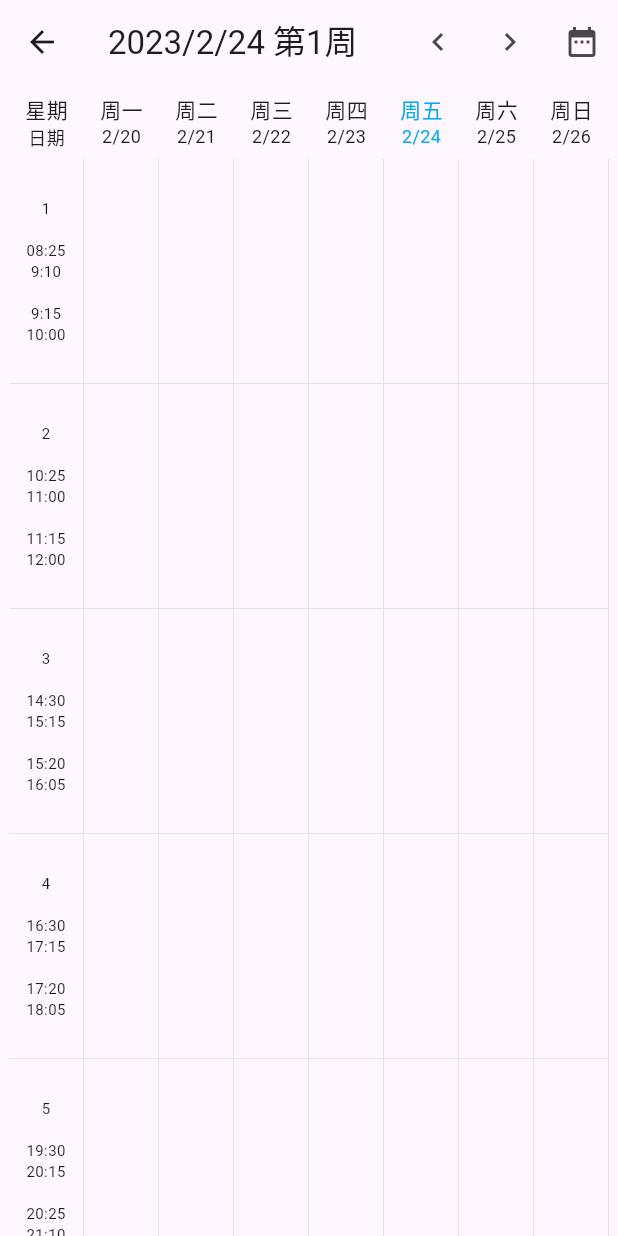
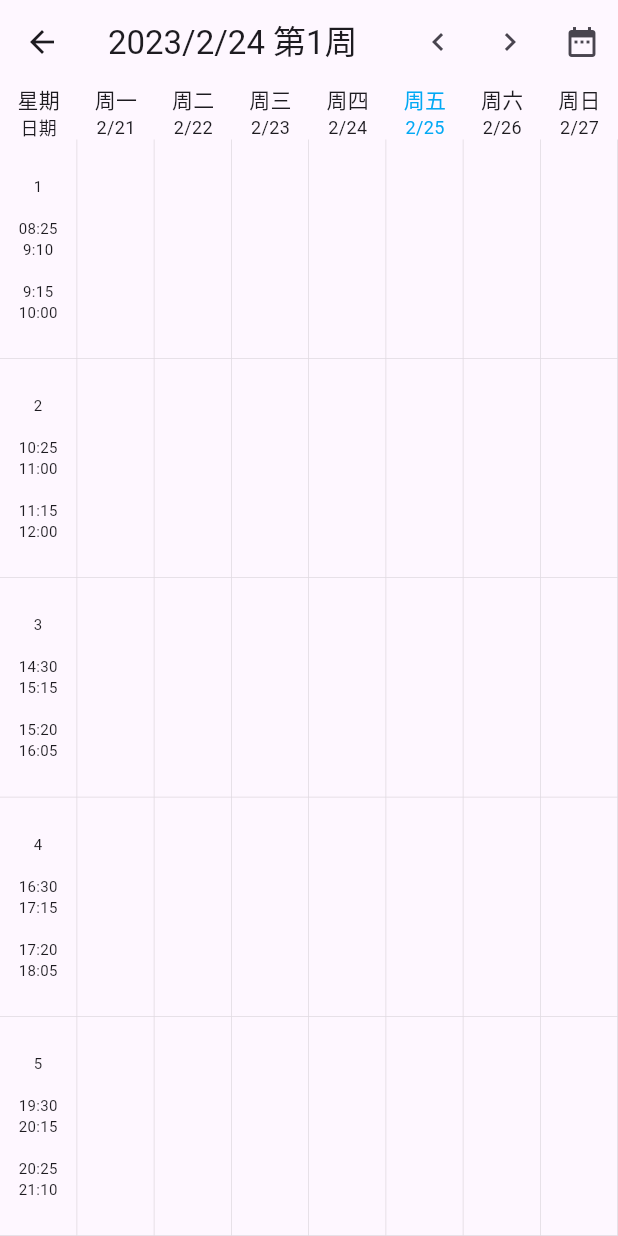
Before and after one commit to wilinz/guet_toolbox, a Flutter app: the _SchedulePage screen opened directly, on a phone screen of 412 x 824 dp. Run offline on Flutter 3.47's test engine with Material 2 defaults, Android fonts, the phone set to English and light mode, and no system bars; our stand-ins replace auto_size_text, cookie_jar, dio, dio_cookie_manager, drift, freezed_annotation and 6 more; missing offline and left inert: common_utils, dart:ffi, encrypt, lpinyin, sqlcipher_flutter_libs, sqlite3 and 1 more; accounts and stored records are empty; generated files the repository leaves out were written again; network calls fail; statements that could not run were skipped.

Commit message:
更新课表页面

```diff
--- a/lib/main.dart
+++ b/lib/main.dart
@@ -18,7 +18,7 @@ Future<void> main() async {
     // 必须加上这一行。
     await windowManager.ensureInitialized();
     WindowOptions windowOptions = WindowOptions(
-      size: Size(480, 920)
+      size: Size(450, 920)
     );
 
     windowManager.waitUntilReadyToShow(windowOptions, () async {
--- a/lib/ui/page/main/schedule/schedule.dart
+++ b/lib/ui/page/main/schedule/schedule.dart
@@ -1,5 +1,6 @@
 import 'package:flutter/material.dart';
 import 'package:guettoolbox/util/list.dart';
+import 'package:logger/logger.dart';
 import 'package:provider/provider.dart';
 
 import 'schedule_viewmodel.dart';
@@ -28,11 +29,9 @@ class _SchedulePageState extends State<_SchedulePage>
     with AutomaticKeepAliveClientMixin {
   var weekdayList = ['周一', '周二', '周三', '周四', '周五', '周六', '周日'];
 
-
   @override
   void initState() {
     super.initState();
-
 
     var vm = Provider.of<ScheduleViewModel>(context, listen: false);
     vm.getWeekday(DateTime.now());
@@ -70,12 +69,11 @@ class _SchedulePageState extends State<_SchedulePage>
         ),
         body: Center(
           child: ConstrainedBox(
-            constraints: BoxConstraints(maxWidth: 400),
+            constraints: BoxConstraints(),
             child: Column(
               children: [
                 buildWeekGridView(viewModel),
                 Expanded(
-                  child: SingleChildScrollView(
                   child: Row(
                     children: [
                       Expanded(
@@ -87,7 +85,6 @@ class _SchedulePageState extends State<_SchedulePage>
                         child: buildContentGridView(viewModel),
                       )
                     ],
-                    ),
                   ),
                 ),
               ],
@@ -128,14 +125,75 @@ class _SchedulePageState extends State<_SchedulePage>
         icon: Icon(Icons.date_range));
   }
 
-  GridView buildContentGridView(ScheduleViewModel viewModel) {
-    return GridView.builder(
-        shrinkWrap: true,
-        physics: NeverScrollableScrollPhysics(),
-        itemCount: 35,
-        gridDelegate: SliverGridDelegateWithFixedCrossAxisCount(
-            crossAxisCount: 7, childAspectRatio: 1 / 3),
-        itemBuilder: (BuildContext context, int index) {
+  Widget buildWeekItem(ScheduleViewModel vm, int index) {
+    return Container(
+      color: index == vm.currentWeekdayIndex ? Color(0xf7f7f7) : null,
+      child: Center(
+        child: index == 0
+            ? Column(
+                mainAxisAlignment: MainAxisAlignment.center,
+                children: [
+                  Text("星期", style: TextStyle(fontSize: 14)),
+                  // SpaceWidget(height: 5),
+                  Text("日期", style: TextStyle(fontSize: 12)),
+                ],
+              )
+            : Column(
+                mainAxisAlignment: MainAxisAlignment.center,
+                children: [
+                  Text(weekdayList[index - 1],
+                      style: TextStyle(
+                          fontSize: 14,
+                          color:
+                              index == vm.weekday ? Colors.lightBlue : null)),
+                  // SpaceWidget(height: 5),
+                  Text(vm.dateList[index - 1],
+                      style: TextStyle(
+                          fontSize: 12,
+                          color:
+                              index == vm.weekday ? Colors.lightBlue : null)),
+                ],
+              ),
+      ),
+    );
+  }
+
+  bor() {
+    return LayoutBuilder(
+      builder: (context, constraints) {
+        final parentWidth = constraints.maxWidth;
+        final parentHeight = constraints.maxHeight;
+        final aspectRatio = parentWidth / parentHeight;
+
+        return GridView.count(
+          crossAxisCount: 2,
+          childAspectRatio: aspectRatio,
+          children: [
+            // your grid items here
+          ],
+        );
+      },
+    );
+  }
+
+  Widget buildContentGridView(ScheduleViewModel viewModel) {
+    return Column(
+      children: [
+        for (var i = 0; i < 5; i++)
+          Expanded(
+            flex: 1,
+            child: Row(
+              children: [
+                for (var j = 0; j < 7; j++)
+                  Expanded(flex: 1, child: buildTableItem(viewModel, 7 * i + j))
+              ],
+            ),
+          )
+      ],
+    );
+  }
+
+  Widget buildTableItem(ScheduleViewModel viewModel, int index) {
     return Container(
       child: Stack(
         children: [
@@ -150,10 +208,8 @@ class _SchedulePageState extends State<_SchedulePage>
                     decoration: BoxDecoration(
                       // border: Border.all(color: Colors.black12, width: 0.5),
                       border: Border(
-                              bottom:
-                                  BorderSide(color: Colors.black12, width: 0.5),
-                              right:
-                                  BorderSide(color: Colors.black12, width: 0.5),
+                        bottom: BorderSide(color: Colors.black12, width: 0.5),
+                        right: BorderSide(color: Colors.black12, width: 0.5),
                       ),
                     )),
               ),
@@ -175,16 +231,10 @@ class _SchedulePageState extends State<_SchedulePage>
               child: Center(
                 child: Text(
                   // infoList[index % 2],
-                        course.classroom +
-                            "#" +
-                            course.name +
-                            "@" +
-                            course.teacher,
+                  course.classroom + "#" + course.name + "@" + course.teacher,
                   textAlign: TextAlign.center,
                   style: TextStyle(
-                            color: Colors.white,
-                            fontSize: 11,
-                            letterSpacing: 1),
+                      color: Colors.white, fontSize: 11, letterSpacing: 1),
                 ),
               ),
             );
@@ -192,24 +242,23 @@ class _SchedulePageState extends State<_SchedulePage>
         ],
       ),
     );
-        });
   }
 
-  GridView buildSectionGridView() {
-    return GridView.builder(
-        shrinkWrap: true,
-        // physics:ClampingScrollPhysics(),
-        itemCount: 5,
-        gridDelegate: SliverGridDelegateWithFixedCrossAxisCount(
-            crossAxisCount: 1, childAspectRatio: 1 / 3),
-        itemBuilder: (BuildContext context, int index) {
-          return Container(
+  Widget buildSectionGridView() {
+    return Column(
+      children: [
+        for (var index = 0; index < 5; index++)
+          Expanded(
+            flex: 1,
+            child: Container(
                 // width: 25,
                 // height:s 80,
                 child: Center(
                   child: Text(
                     textAlign: TextAlign.center,
-                  (index + 1).toString() + "\n\n" + getTimeBySection(index + 1),
+                    (index + 1).toString() +
+                        "\n\n" +
+                        getTimeBySection(index + 1),
                     style: TextStyle(fontSize: 10),
                   ),
                 ),
@@ -220,51 +269,19 @@ class _SchedulePageState extends State<_SchedulePage>
                     bottom: BorderSide(color: Colors.black12, width: 0.5),
                     right: BorderSide(color: Colors.black12, width: 0.5),
                   ),
-              ));
-        });
+                )),
+          )
+      ],
+    );
   }
 
-  GridView buildWeekGridView(ScheduleViewModel vm) {
-    return GridView.builder(
-        shrinkWrap: true,
-        physics: NeverScrollableScrollPhysics(),
-        itemCount: 8,
-        gridDelegate: SliverGridDelegateWithFixedCrossAxisCount(
-            crossAxisCount: 8, childAspectRatio: 1 / 1),
-        itemBuilder: (BuildContext context, int index) {
-          return Container(
-            color: index == vm.currentWeekdayIndex ? Color(0xf7f7f7) : null,
-            child: Center(
-              child: index == 0
-                  ? Column(
-                      mainAxisAlignment: MainAxisAlignment.center,
+  Widget buildWeekGridView(ScheduleViewModel vm) {
+    return Row(
       children: [
-                        Text("星期", style: TextStyle(fontSize: 14)),
-                        // SpaceWidget(height: 5),
-                        Text("日期", style: TextStyle(fontSize: 12)),
+        for (var index = 0; index < 8; index++)
+          Expanded(flex: 1, child: buildWeekItem(vm, index))
       ],
-                    )
-                  : Column(
-                      mainAxisAlignment: MainAxisAlignment.center,
-                      children: [
-                        Text(weekdayList[index - 1],
-                            style: TextStyle(
-                                fontSize: 14,
-                                color: index == vm.weekday
-                                    ? Colors.lightBlue
-                                    : null)),
-                        // SpaceWidget(height: 5),
-                        Text(vm.dateList[index - 1],
-                            style: TextStyle(
-                                fontSize: 12,
-                                color: index == vm.weekday
-                                    ? Colors.lightBlue
-                                    : null)),
-                      ],
-                    ),
-            ),
     );
-        });
   }
 
   String getTimeBySection(int section) {
@@ -276,27 +293,6 @@ class _SchedulePageState extends State<_SchedulePage>
     return "";
   }
 
-  double getChildAspectRatio(BuildContext context) {
-    // double cellWidth = ((MediaQuery.of(context).size.width - 1*8) / 7);
-    // double desiredCellHeight = 200;
-    var h = (MediaQuery.of(context).size.height) / 5;
-    var w = (MediaQuery.of(context).size.width) / 7;
-    return w / h;
-  }
-
-  List<DropdownMenuItem<Object?>> createDropItemList(
-      ScheduleViewModel viewModel) {
-    return List.generate(viewModel.termList.length, (index) {
-      var item = viewModel.termList[index];
-      return DropdownMenuItem(
-        child: Container(
-            padding: EdgeInsets.all(8),
-            child: Center(child: Text(item.termName))),
-        value: item.term,
-      );
-    });
-  }
-
   @override
   bool get wantKeepAlive => true;
 }
--- a/lib/ui/page/main/schedule/schedule_viewmodel.dart
+++ b/lib/ui/page/main/schedule/schedule_viewmodel.dart
@@ -39,8 +39,8 @@ class ScheduleViewModel extends ChangeNotifier {
     // nowTime.minute ;//6 分
     // nowTime.second ;//6 秒
     for (int i = 0; i < 7; i++) {
-      dateList[i]=(
-          mondayTime.month.toString() + "/" + (mondayTime.day + i).toString());
+      final targetDate = mondayTime.add(Duration(days: i + 1));
+      dateList[i] = ("${targetDate.month}/${targetDate.day}");
       if ((mondayTime.day + i) == dateTime.day) {
         weekday = i + 1;
       }
```
Lines whose indentation alone changed are shown as unchanged.
